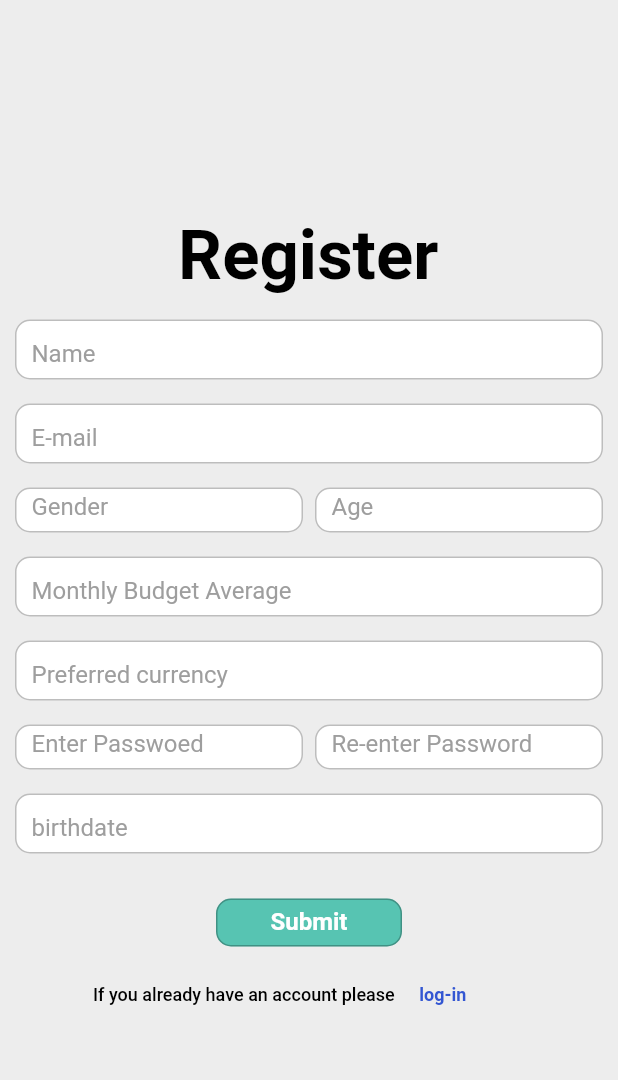
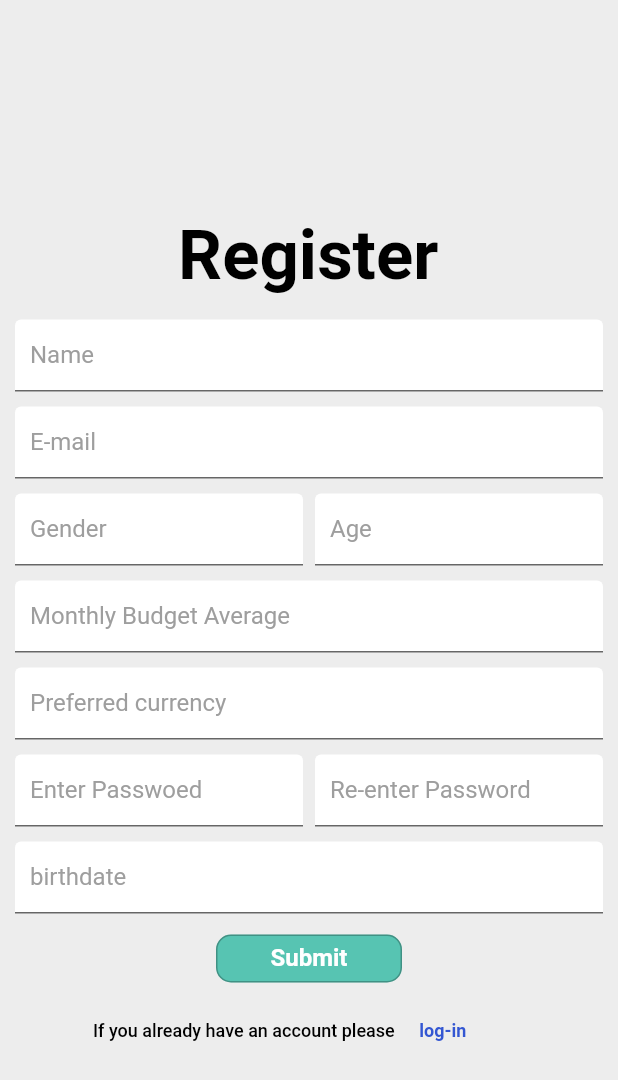
Before and after one commit to GraduationProjectFCI/Budget_Plannner_Mobile, a Flutter app: the RegisterScreen screen opened directly, on a phone screen of 412 x 824 dp. Shown: the top 1080 px of the screen. Run offline on Flutter 3.47's test engine with Material 2 defaults, Android fonts, the phone set to English and light mode, and no system bars; our stand-ins replace fluttertoast, get.

Commit message:
fix textfield

```diff
--- a/lib/main.dart
+++ b/lib/main.dart
@@ -23,7 +23,7 @@ class MyApp extends StatelessWidget {
       theme: ThemeData(
         primarySwatch: Colors.blue,
       ),
-      home: BottomNavigationBarScreen(),
+      home: RegisterScreen(),
       // home: LoginScreen(),
     );
   }
--- a/lib/view/screens/register_screen.dart
+++ b/lib/view/screens/register_screen.dart
@@ -40,15 +40,16 @@ class RegisterScreen extends StatelessWidget {
                   fieldType: TextInputType.name,
                   textController: controller.nameTextController,
                 ),
+                const SizedBox(height: 10),
                 CustomTextFormField(
                     validator: (value) {
                       return validInput(value!, 5, 100, 'email');
                     },
                     hintText: 'E-mail',
                     textController: controller.emailTextController),
+                const SizedBox(height: 10),
                 SizedBox(
                   width: double.infinity,
-                  height: 46,
                   child: Row(
                     crossAxisAlignment: CrossAxisAlignment.center,
                     children: [
@@ -70,16 +71,18 @@ class RegisterScreen extends StatelessWidget {
                     ],
                   ),
                 ),
+                const SizedBox(height: 10),
                 CustomTextFormField(
                     hintText: 'Monthly Budget Average',
                     fieldType: TextInputType.number,
                     textController: controller.budgetAverageTextController),
+                const SizedBox(height: 10),
                 CustomTextFormField(
                     hintText: 'Preferred currency',
                     textController: controller.currencyTextController),
+                const SizedBox(height: 10),
                 Container(
                   width: double.infinity,
-                  height: 46,
                   child: Row(
                     crossAxisAlignment: CrossAxisAlignment.center,
                     children: [
@@ -89,8 +92,8 @@ class RegisterScreen extends StatelessWidget {
                               return validInput(value!, 8, 100, 'password');
                             },
                             hintText: 'Enter Passwoed',
-                              textController:
-                                  controller.passwordTextController)),
+                            textController: controller.passwordTextController),
+                      ),
                       const SizedBox(width: 8),
                       Expanded(
                         child: CustomTextFormField(
@@ -99,10 +102,12 @@ class RegisterScreen extends StatelessWidget {
                             },
                             hintText: 'Re-enter Password',
                             textController:
-                                  controller.rePasswordTextController)),
+                                controller.rePasswordTextController),
+                      ),
                     ],
                   ),
                 ),
+                const SizedBox(height: 10),
                 CustomTextFormField(
                     hintText: 'birthdate',
                     textController: controller.birthdateTextController),
--- a/lib/view/widgets/custom_textformfield.dart
+++ b/lib/view/widgets/custom_textformfield.dart
@@ -19,24 +19,27 @@ class CustomTextFormField extends StatelessWidget {
   @override
   Widget build(BuildContext context) {
     return Container(
-      margin: const EdgeInsets.fromLTRB(0, 0, 0, 16),
-      padding: const EdgeInsets.fromLTRB(10, 0, 10, 0),
-      width: double.infinity,
-      height: 40,
-      decoration: BoxDecoration(
-        border: Border.all(
-          color: AppColor.borderColor,
-        ),
-        color: const Color(0xffffffff),
-        borderRadius: BorderRadius.circular(10),
-      ),
+      // margin: const EdgeInsets.fromLTRB(0, 0, 0, 16),
+      // padding: const EdgeInsets.fromLTRB(10, 0, 10, 0),
+      // width: double.infinity,
+      // height: 40,
+      // decoration: BoxDecoration(
+      //   border: Border.all(
+      //     color: AppColor.borderColor,
+      //   ),
+      // color: const Color(0xffffffff),
+      // borderRadius: BorderRadius.circular(10),
+      // ),
       child: TextFormField(
         keyboardType: fieldType,
         validator: validator,
         onChanged: onChange,
         controller: textController,
         decoration: InputDecoration(
-          border: InputBorder.none,
+          fillColor: const Color(0xffffffff),
+          filled: true,
+          contentPadding: const EdgeInsets.only(left: 10),
+          // border: InputBorder.none,
           hintText: '$hintText',
           hintStyle: const TextStyle(
             fontWeight: FontWeight.w400,
```
Lines whose indentation alone changed are shown as unchanged.
